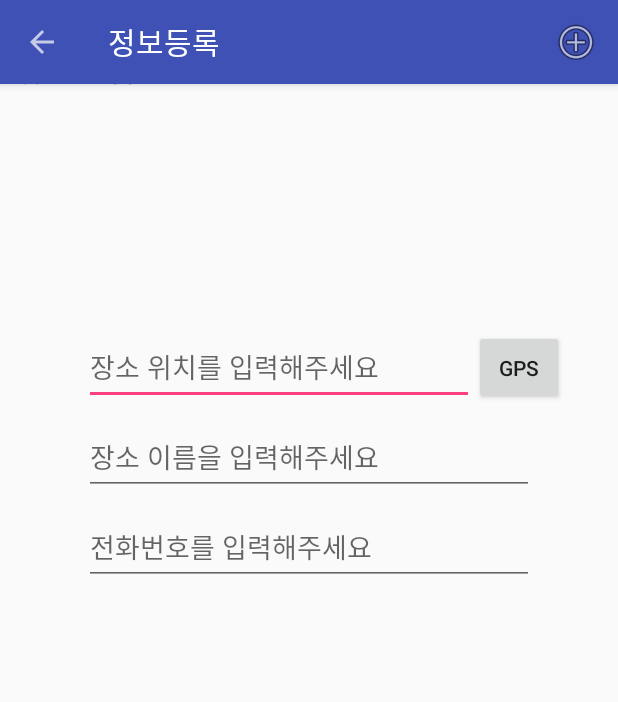
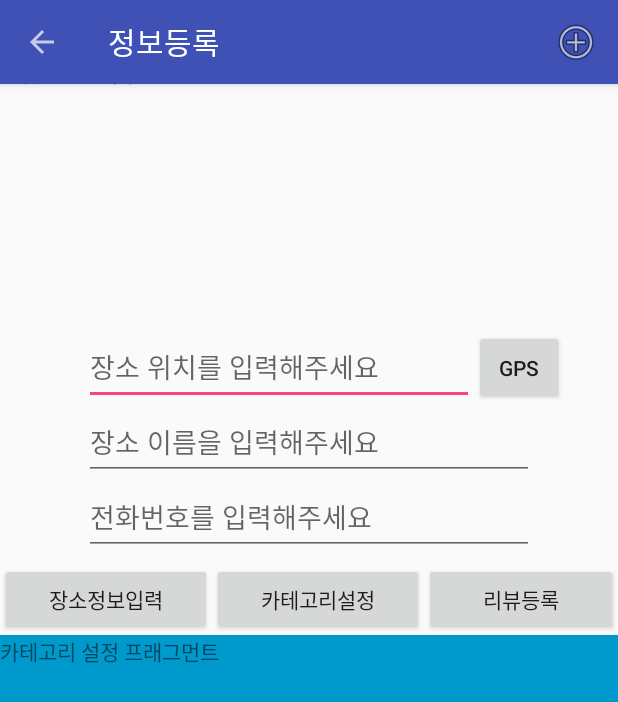
Before and after one commit to 2018bottomUpProject/User-participating-service-apps, an Android app: the AddActivity screen opened directly, with no data from a screen before it, on a phone screen of 412 x 824 dp. Shown: the top 702 px of the screen. Run offline under Robolectric (Android 15) with nearby library versions, the phone set to English and light mode, and no system bars.

Commit message:
add fragment about new info, get current GPS info

```diff
--- a/UPSA/app/src/main/java/com/project/bottomup/upsa/AddActivity.java
+++ b/UPSA/app/src/main/java/com/project/bottomup/upsa/AddActivity.java
@@ -1,5 +1,6 @@
 package com.project.bottomup.upsa;
 
+import android.content.Intent;
 import android.os.Bundle;
 import android.support.v4.app.FragmentManager;
 import android.support.v7.app.AppCompatActivity;
@@ -7,6 +8,8 @@ import android.support.v7.widget.Toolbar;
 import android.view.Menu;
 import android.view.MenuInflater;
 import android.view.MenuItem;
+import android.view.View;
+import android.widget.Button;
 
 import com.google.android.gms.maps.CameraUpdateFactory;
 import com.google.android.gms.maps.GoogleMap;
@@ -19,6 +22,8 @@ public class AddActivity extends AppCompatActivity implements OnMapReadyCallback
     Toolbar toolbar;
     //지도 관리
     protected GoogleMap map;
+    double currentlat;
+    double currentlng;
 
     @Override
         protected void onCreate(Bundle savedInstanceState) {
@@ -35,16 +40,46 @@ public class AddActivity extends AppCompatActivity implements OnMapReadyCallback
                  getSupportActionBar().setDisplayShowHomeEnabled(true);
               }
 
-          //지도 불러오기
+            Intent intent=getIntent();
+            currentlat=intent.getDoubleExtra("현재lat",37.56);
+            currentlng=intent.getDoubleExtra("현재lng",126.97);
+
+            //지도 불러오기
             FragmentManager fragmentManager = getSupportFragmentManager();
             SupportMapFragment mapFragment = (SupportMapFragment) fragmentManager.findFragmentById(R.id.addmap);
             mapFragment.getMapAsync(this);
+
+            Button button1 = findViewById(R.id.button1);
+            Button button2 = findViewById(R.id.button2);
+            Button button3 = findViewById(R.id.button3);
+
+            button1.setOnClickListener(new View.OnClickListener() {
+                @Override
+                public void onClick(View view) {
+                    //프래그먼트 교체
+                    getSupportFragmentManager().beginTransaction().replace(R.id.childfragment, new AddInfoFragment()).commit();
+                }
+            });
+        button2.setOnClickListener(new View.OnClickListener() {
+            @Override
+            public void onClick(View view) {
+                //프래그먼트 교체
+                getSupportFragmentManager().beginTransaction().replace(R.id.childfragment, new AddCategoryFragment()).commit();
+            }
+        });
+        button3.setOnClickListener(new View.OnClickListener() {
+            @Override
+            public void onClick(View view) {
+                //프래그먼트 교체
+                getSupportFragmentManager().beginTransaction().replace(R.id.childfragment, new AddReviewFragment()).commit();
+            }
+        });
     }
 
     @Override
     public void onMapReady(GoogleMap googleMap) {
         map = googleMap;
-        map.moveCamera(CameraUpdateFactory.newLatLng(new LatLng(37.56, 126.97))); //서울로 초기위치 설정
+        map.moveCamera(CameraUpdateFactory.newLatLng(new LatLng(currentlat, currentlng)));
         map.animateCamera(CameraUpdateFactory.zoomTo(15));
     }
 
@@ -55,6 +90,7 @@ public class AddActivity extends AppCompatActivity implements OnMapReadyCallback
         inflater.inflate(R.menu.menu_add, menu);
         return true;
     }
+
     // 메뉴 항목을 터치하면 호출되는 메서드
     @Override
     public boolean onOptionsItemSelected(MenuItem item) {
--- /dev/null
+++ b/UPSA/app/src/main/java/com/project/bottomup/upsa/AddCategoryFragment.java
@@ -0,0 +1,18 @@
+package com.project.bottomup.upsa;
+
+import android.content.Context;
+import android.net.Uri;
+import android.os.Bundle;
+import android.support.v4.app.Fragment;
+import android.view.LayoutInflater;
+import android.view.View;
+import android.view.ViewGroup;
+
+public class AddCategoryFragment extends Fragment {
+    @Override
+    public View onCreateView(LayoutInflater inflater, ViewGroup container,
+                             Bundle savedInstanceState) {
+        // Inflate the layout for this fragment
+        return inflater.inflate(R.layout.fragment_add_category, container, false);
+    }
+}
--- a/UPSA/app/src/main/java/com/project/bottomup/upsa/MainActivity.java
+++ b/UPSA/app/src/main/java/com/project/bottomup/upsa/MainActivity.java
@@ -110,6 +110,8 @@ public class MainActivity extends AppCompatActivity implements OnMapReadyCallbac
             @Override
             public void onClick(View view) {
                 Intent intent=new Intent(MainActivity.this,AddActivity.class);
+                intent.putExtra("현재lat",myLocation.getLatitude());
+                intent.putExtra("현재lng",myLocation.getLongitude());
                 startActivity(intent);
             }
             });
@@ -251,6 +253,7 @@ public class MainActivity extends AppCompatActivity implements OnMapReadyCallbac
             return;
         }
         map.setMyLocationEnabled(true);
+        map.animateCamera(CameraUpdateFactory.zoomTo(15));
         // 지도 모드 변경
         map.setMapType(GoogleMap.MAP_TYPE_NORMAL);
         }
--- a/UPSA/app/src/main/res/layout/activity_add.xml
+++ b/UPSA/app/src/main/res/layout/activity_add.xml
@@ -46,7 +46,6 @@
         android:id="@+id/nameput"
         android:layout_centerHorizontal="true"
         android:hint="장소 이름을 입력해주세요"
-        android:layout_marginTop="10dp"
         android:layout_below="@+id/locationput" />
 
     <EditText
@@ -55,7 +54,44 @@
         android:id="@+id/telput"
         android:layout_centerHorizontal="true"
         android:hint="전화번호를 입력해주세요"
-        android:layout_marginTop="10dp"
         android:layout_below="@+id/nameput"/>
 
+    <LinearLayout
+        android:layout_width="match_parent"
+        android:layout_height="wrap_content"
+        android:id="@+id/layout"
+        android:orientation="horizontal"
+        android:layout_marginTop="5dp"
+        android:layout_below="@+id/telput">
+
+        <Button
+            android:id="@+id/button1"
+            android:layout_weight="1"
+            android:layout_width="wrap_content"
+            android:layout_height="wrap_content"
+            android:text="장소정보입력"/>
+
+        <Button
+            android:id="@+id/button2"
+            android:layout_weight="1"
+            android:layout_width="wrap_content"
+            android:layout_height="wrap_content"
+            android:text="카테고리설정"/>
+
+        <Button
+            android:id="@+id/button3"
+            android:layout_weight="1"
+            android:layout_width="wrap_content"
+            android:layout_height="wrap_content"
+            android:text="리뷰등록"/>
+    </LinearLayout>
+
+    <fragment
+        android:name="com.project.bottomup.upsa.AddCategoryFragment"
+        android:layout_width="match_parent"
+        android:layout_height="match_parent"
+        android:id="@+id/childfragment"
+        android:layout_centerHorizontal="true"
+        android:layout_below="@+id/layout"/>
+
 </RelativeLayout>
--- /dev/null
+++ b/UPSA/app/src/main/res/layout/fragment_add_category.xml
@@ -0,0 +1,15 @@
+<?xml version="1.0" encoding="utf-8"?>
+<FrameLayout xmlns:android="http://schemas.android.com/apk/res/android"
+    xmlns:tools="http://schemas.android.com/tools"
+    android:layout_width="match_parent"
+    android:layout_height="match_parent"
+    android:background="@android:color/holo_blue_dark"
+    tools:context=".AddCategoryFragment">
+
+    <!-- TODO: Update blank fragment layout -->
+    <TextView
+        android:layout_width="match_parent"
+        android:layout_height="match_parent"
+        android:text="카테고리 설정 프래그먼트" />
+
+</FrameLayout>
```
Also changed, not shown: UPSA/app/src/main/java/com/project/bottomup/upsa/AddInfoFragment.java (added, +19 -0 lines), UPSA/app/src/main/java/com/project/bottomup/upsa/AddReviewFragment.java (added, +19 -0 lines), UPSA/app/src/main/res/layout/fragment_add_info.xml (added, +15 -0 lines), UPSA/app/src/main/res/layout/fragment_add_review.xml (added, +15 -0 lines).
